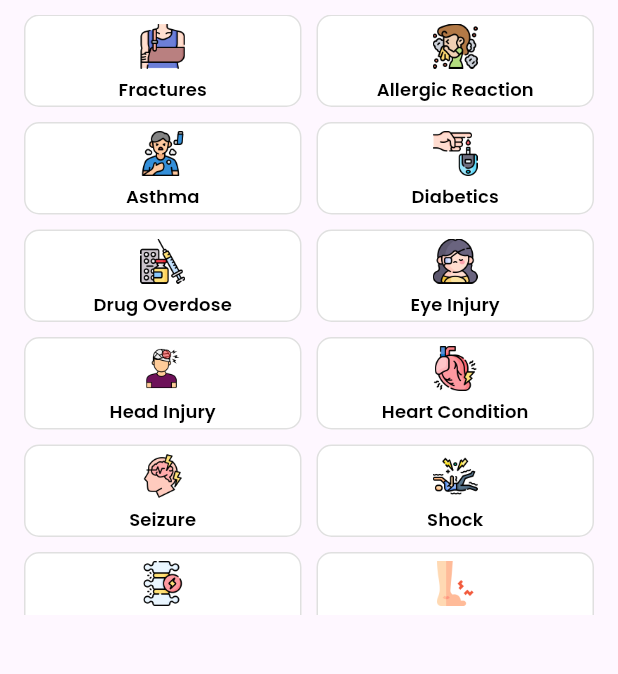
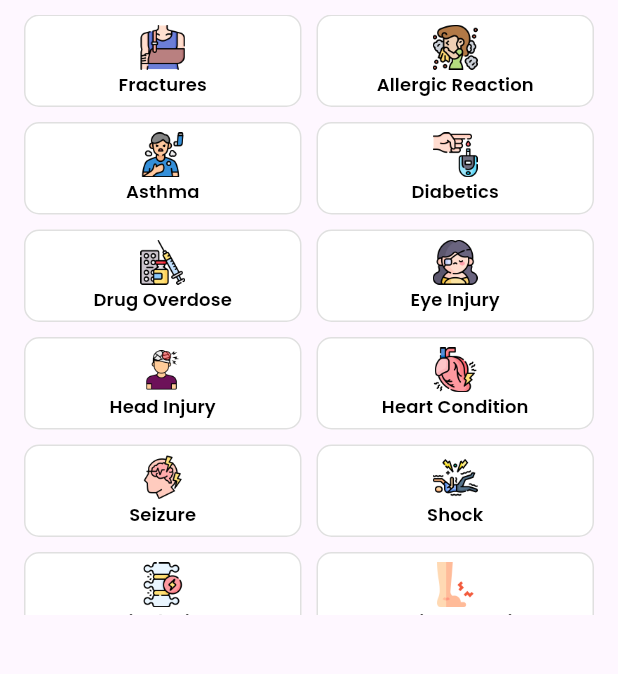
Before and after one commit to yvhiku/psu-first-aid-app, a Flutter app: the AllTopicsScreen screen opened directly, on a phone screen of 412 x 824 dp, the part 545-1219 px from its top. Run offline on Flutter 3.47's test engine with Material 3 defaults, Android fonts, the phone set to English and light mode, and no system bars; our stand-ins replace cloud_firestore, country_picker, firebase_auth, firebase_core, firebase_storage, get and 6 more; missing offline and left inert: firebase_app_check; accounts and stored records are empty.

Commit message:
fixed all topics screen

```diff
--- a/lib/src/features/core/screens/topics/all_topic.dart
+++ b/lib/src/features/core/screens/topics/all_topic.dart
@@ -23,7 +23,6 @@ import 'package:first_aid_app/src/features/core/screens/topics/sprainsstrains.da
 import 'package:first_aid_app/src/features/core/screens/topics/stroke.dart';
 import 'package:first_aid_app/src/features/core/screens/topics/wound_care.dart';
 import 'package:flutter/material.dart';
-
 
 class AllTopicsScreen extends StatelessWidget {
   const AllTopicsScreen({super.key});
@@ -276,10 +275,10 @@ class AllTopicsScreen extends StatelessWidget {
           );
         },
         child: Column(
-          mainAxisAlignment: MainAxisAlignment.center,
+          mainAxisAlignment: MainAxisAlignment.spaceEvenly,
           children: [
             Image(image: AssetImage(image), width: 30.0), // Smaller icon
-            const SizedBox(height: 5.0), // Reduced spacing
+            // const SizedBox(height: 5.0), // Reduced spacing
             Text(
               text,
               textAlign: TextAlign.center,
```
